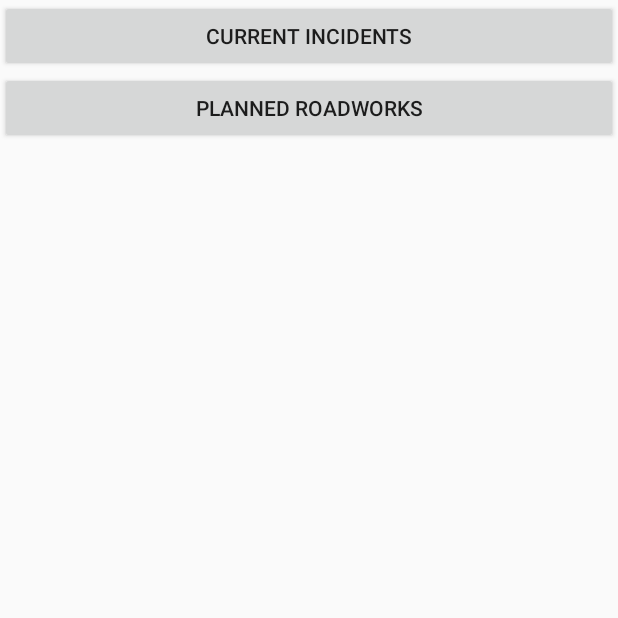
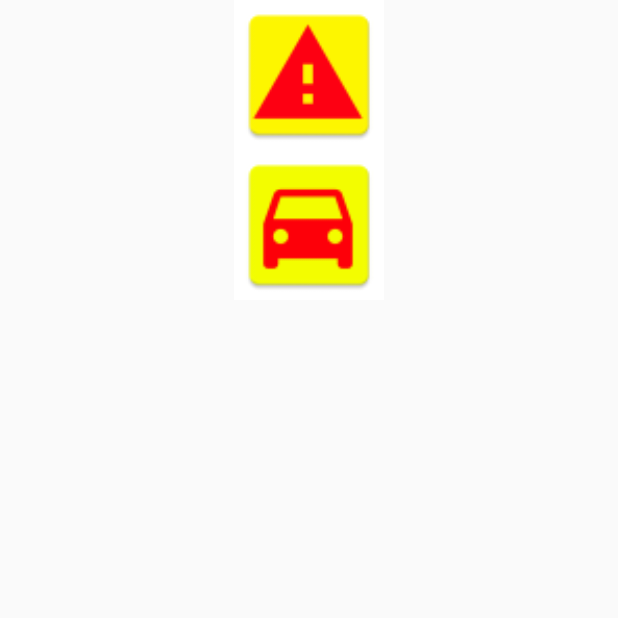
Before and after one commit to fmcfar200/Coursework-Project, an Android app: the screen it shows after launch (MainActivity), on a phone screen of 412 x 824 dp, the top half of it. Run offline under Robolectric (Android 15) with nearby library versions, the phone set to English and light mode, and no system bars.

Commit message:
Image Buttons

```diff
--- a/app/src/main/java/mpdproject/gcu/me/org/assignmenttest1/MainActivity.java
+++ b/app/src/main/java/mpdproject/gcu/me/org/assignmenttest1/MainActivity.java
@@ -8,11 +8,13 @@
 package mpdproject.gcu.me.org.assignmenttest1;
 
 import android.content.Intent;
+import android.media.Image;
 import android.support.v7.app.AppCompatActivity;
 import android.os.Bundle;
 import android.util.Log;
 import android.view.View;
 import android.widget.Button;
+import android.widget.ImageButton;
 import android.widget.TextView;
 
 import org.xmlpull.v1.XmlPullParser;
@@ -32,8 +34,8 @@ import java.util.List;
 public class MainActivity extends AppCompatActivity implements View.OnClickListener
 {
 
-    private Button incidentsButton;
-    private Button plannedRWButton;
+    private ImageButton incidentsButton;
+    private ImageButton plannedRWButton;
 
     private enum fetchType
     {
@@ -47,10 +49,10 @@ public class MainActivity extends AppCompatActivity implements View.OnClickListe
         super.onCreate(savedInstanceState);
         setContentView(R.layout.activity_main);
 
-        incidentsButton = (Button)findViewById(R.id.incidentsButton);
+        incidentsButton = (ImageButton) findViewById(R.id.incidentsButton);
         incidentsButton.setOnClickListener(this);
 
-        plannedRWButton = (Button)findViewById(R.id.plannedRWButton);
+        plannedRWButton = (ImageButton) findViewById(R.id.plannedRWButton);
         plannedRWButton.setOnClickListener(this);
 
     } // End of onCreate
--- a/app/src/main/res/layout/activity_main.xml
+++ b/app/src/main/res/layout/activity_main.xml
@@ -1,31 +1,31 @@
 <?xml version="1.0" encoding="utf-8"?>
-<ScrollView xmlns:android="http://schemas.android.com/apk/res/android"
+<RelativeLayout xmlns:android="http://schemas.android.com/apk/res/android"
+    android:orientation="vertical"
     android:layout_width="fill_parent"
     android:layout_height="fill_parent">
-            <LinearLayout xmlns:android="http://schemas.android.com/apk/res/android"
-                android:orientation="vertical"
-                android:layout_width="fill_parent"
-                android:layout_height="fill_parent">
-                <Button
-                    android:id="@+id/incidentsButton"
-                    android:layout_width="fill_parent"
-                    android:layout_height="wrap_content"
-                    android:text="current incidents"
-                    />
 
-                <Button
-                android:id="@+id/plannedRWButton"
-                android:layout_width="fill_parent"
-                android:layout_height="wrap_content"
-                android:text="planned roadworks"
-                />
+    <ImageButton
+        android:id="@+id/incidentsButton"
+        android:layout_width="100dp"
+        android:layout_height="100dp"
+        android:layout_centerHorizontal="true"
+        android:layout_alignParentTop="true"
+        android:layout_gravity="center"
+        android:src="@mipmap/ic_launcher_currentincidents"
+        android:scaleType="fitXY"
+        android:background="@color/white">
 
-                <TextView
-                    android:id="@+id/urlInput"
-                    android:layout_width="fill_parent"
-                    android:layout_height="wrap_content"
-                    android:textSize="20sp"
-                    android:text=""
-                />
-    </LinearLayout>
-</ScrollView>
+
+    </ImageButton>
+
+    <ImageButton
+        android:id="@+id/plannedRWButton"
+        android:layout_width="100dp"
+        android:layout_height="100dp"
+        android:layout_below="@+id/incidentsButton"
+        android:layout_alignStart="@+id/incidentsButton"
+        android:src="@mipmap/ic_launcher_planned"
+        android:scaleType="fitXY"
+        android:background="@color/white"/>
+
+</RelativeLayout>
--- a/app/src/main/res/values/colors.xml
+++ b/app/src/main/res/values/colors.xml
@@ -6,6 +6,7 @@
     <color name="green">#00ff1e</color>
     <color name="amber">#FF4081</color>
     <color name="red">#FF4081</color>
+    <color name="white">#FFF</color>
 
     <color name="blue">#0000FF</color>
 
```
Also changed, not shown: app/src/main/ic_launcher-web.png (added), app/src/main/ic_launcher_RW-web.png (added), app/src/main/ic_launcher_plannedRW-web.png (added), app/src/main/res/mipmap-hdpi/ic_launcher_currentincidents.png (added), app/src/main/res/mipmap-hdpi/ic_launcher_planned.png (added), app/src/main/res/mipmap-mdpi/ic_launcher_currentincidents.png (added), app/src/main/res/mipmap-mdpi/ic_launcher_planned.png (added), app/src/main/res/mipmap-xhdpi/ic_launcher_currentincidents.png (added), app/src/main/res/mipmap-xhdpi/ic_launcher_planned.png (added), app/src/main/res/mipmap-xxhdpi/ic_launcher_currentincidents.png (added), app/src/main/res/mipmap-xxhdpi/ic_launcher_planned.png (added), app/src/main/res/mipmap-xxxhdpi/ic_launcher_currentincidents.png (added), app/src/main/res/mipmap-xxxhdpi/ic_launcher_planned.png (added).
